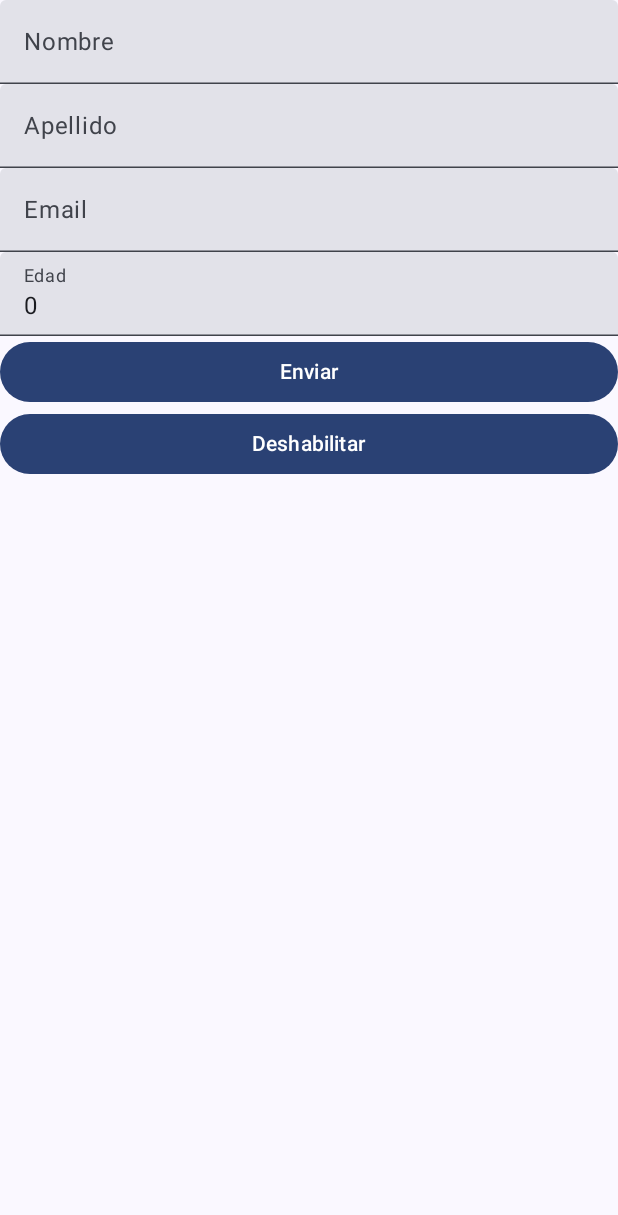
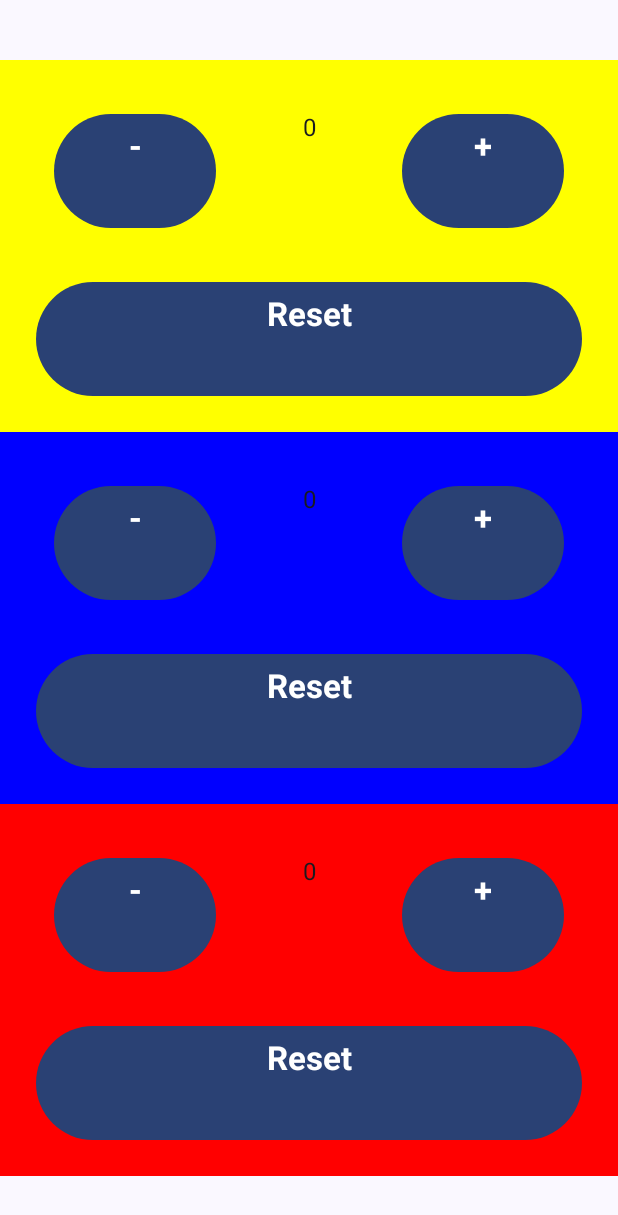
Before and after one commit to DavidMerchan93/ComposePatterns, an Android app built with Jetpack Compose: the screen it shows after launch (MainActivity), on a phone screen of 412 x 824 dp. Shown: the top 1215 px of the screen. Run offline under Robolectric (Android 15) with nearby library versions, the phone set to English and light mode, and no system bars.

Commit message:
- Simple implementation of State Hoisting methodology

```diff
--- a/app/src/main/java/com/davidmerchan/composepatterns/MainActivity.kt
+++ b/app/src/main/java/com/davidmerchan/composepatterns/MainActivity.kt
@@ -14,6 +14,7 @@ import androidx.compose.ui.tooling.preview.Preview
 import com.davidmerchan.composepatterns.patterns.builder_pattern.DynamicFormScreen
 import com.davidmerchan.composepatterns.patterns.compound_component.UserProfileScreen
 import com.davidmerchan.composepatterns.patterns.slot_pattern.ProfileScreen
+import com.davidmerchan.composepatterns.patterns.state_hoisting.CounterScreen
 import com.davidmerchan.composepatterns.patterns.wrapper.ValidatorFormScreen
 import com.davidmerchan.composepatterns.ui.theme.ComposePatternsTheme
 
@@ -23,7 +24,7 @@ class MainActivity : ComponentActivity() {
         enableEdgeToEdge()
         setContent {
             ComposePatternsTheme {
-                DynamicFormScreen()
+                CounterScreen()
             }
         }
     }
--- /dev/null
+++ b/app/src/main/java/com/davidmerchan/composepatterns/patterns/state_hoisting/Counter.kt
@@ -0,0 +1,143 @@
+package com.davidmerchan.composepatterns.patterns.state_hoisting
+
+import androidx.compose.foundation.background
+import androidx.compose.foundation.layout.Arrangement
+import androidx.compose.foundation.layout.Column
+import androidx.compose.foundation.layout.Row
+import androidx.compose.foundation.layout.fillMaxSize
+import androidx.compose.foundation.layout.fillMaxWidth
+import androidx.compose.foundation.layout.padding
+import androidx.compose.foundation.layout.size
+import androidx.compose.material3.Button
+import androidx.compose.material3.MaterialTheme
+import androidx.compose.material3.Scaffold
+import androidx.compose.material3.Text
+import androidx.compose.runtime.Composable
+import androidx.compose.runtime.getValue
+import androidx.compose.runtime.mutableIntStateOf
+import androidx.compose.runtime.remember
+import androidx.compose.runtime.setValue
+import androidx.compose.ui.Modifier
+import androidx.compose.ui.graphics.Color
+import androidx.compose.ui.text.font.FontWeight
+import androidx.compose.ui.text.style.TextAlign
+import androidx.compose.ui.unit.dp
+
+
+@Composable
+fun CounterScreen(modifier: Modifier = Modifier) {
+    var count1 by remember { mutableIntStateOf(0) }
+    var count2 by remember { mutableIntStateOf(0) }
+    var count3 by remember { mutableIntStateOf(0) }
+
+    Scaffold(
+        modifier = modifier.fillMaxSize()
+    ) {
+        Column(
+            modifier = Modifier.padding(it).fillMaxSize(),
+            verticalArrangement = Arrangement.Center
+        ) {
+            Counter(
+                modifier = Modifier
+                    .fillMaxWidth()
+                    .background(Color.Yellow)
+                    .padding(12.dp),
+                count = count1,
+                onDecrement = { count1-- },
+                onIncrement = { count1++ },
+                onReset = { count1 = 0 }
+            )
+            Counter(
+                modifier = Modifier
+                    .fillMaxWidth()
+                    .background(Color.Blue)
+                    .padding(12.dp),
+                count = count2,
+                onDecrement = { count2-- },
+                onIncrement = { count2++ },
+                onReset = { count2 = 0 }
+            )
+            Counter(
+                modifier = Modifier
+                    .fillMaxWidth()
+                    .background(Color.Red)
+                    .padding(12.dp),
+                count = count3,
+                onDecrement = { count3-- },
+                onIncrement = { count3++ },
+                onReset = { count3 = 0 }
+            )
+        }
+    }
+}
+
+/**
+ * En este caso, count es mi estado y este no se maneja de manera interrna si no que se manejara
+ * de forma externa, de esta forma Counter puede ser reutilizado varias veces y no estara atado a un solo
+ * estado
+ */
+@Composable
+fun Counter(
+    modifier: Modifier = Modifier,
+    count: Int,
+    onIncrement: () -> Unit,
+    onDecrement: () -> Unit,
+    onReset: () -> Unit
+) {
+    Column(
+        modifier = modifier
+    ) {
+        Row(
+            modifier = Modifier.padding(12.dp)
+        ) {
+            CounterButton(
+                modifier = Modifier.padding(12.dp),
+                action = onDecrement,
+                title = "-"
+            )
+            Text(
+                modifier = Modifier
+                    .padding(12.dp)
+                    .weight(1f),
+                text = count.toString(),
+                style = MaterialTheme.typography.bodyLarge,
+                textAlign = TextAlign.Center
+            )
+            CounterButton(
+                modifier = Modifier.padding(12.dp),
+                action = onIncrement,
+                title = "+"
+            )
+        }
+        CounterButton(
+            modifier = Modifier
+                .padding(12.dp)
+                .fillMaxWidth(),
+            action = onReset,
+            title = "Reset"
+        )
+    }
+}
+
+@Composable
+fun CounterButton(
+    modifier: Modifier = Modifier,
+    action: () -> Unit,
+    title: String
+) {
+    Button(
+        modifier = modifier,
+        onClick = {
+            action()
+        }
+    ) {
+        Text(
+            modifier = Modifier
+                .size(60.dp),
+            textAlign = TextAlign.Center,
+            text = title,
+            style = MaterialTheme.typography.titleLarge,
+            fontWeight = FontWeight.Bold
+        )
+    }
+}
```
